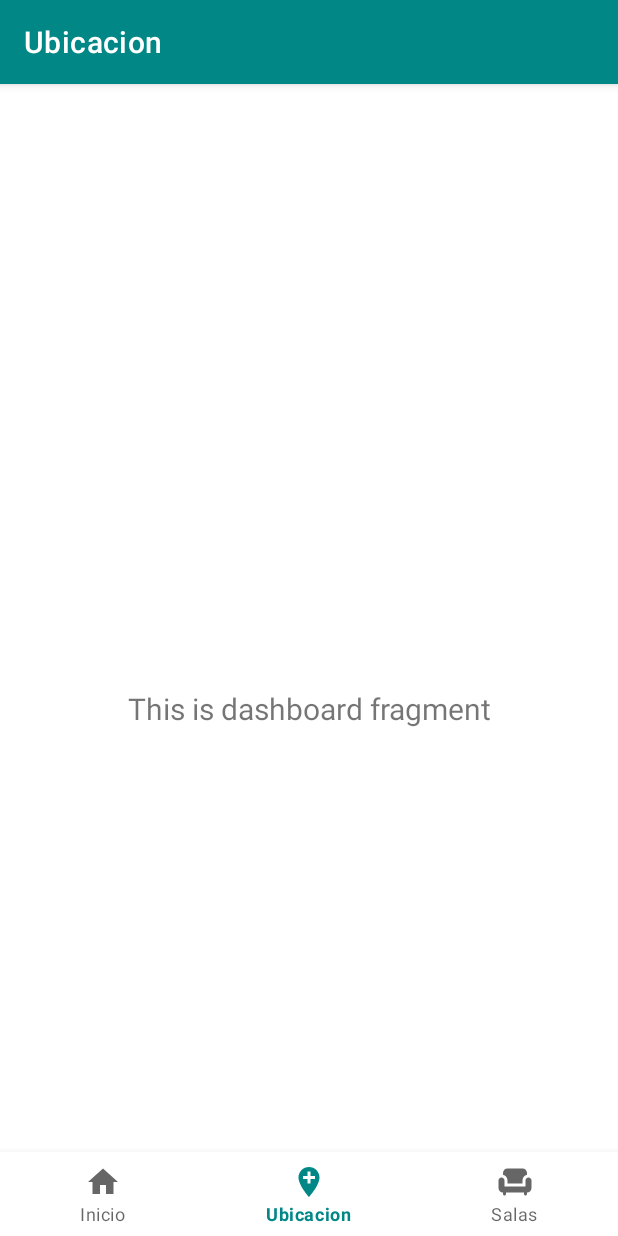
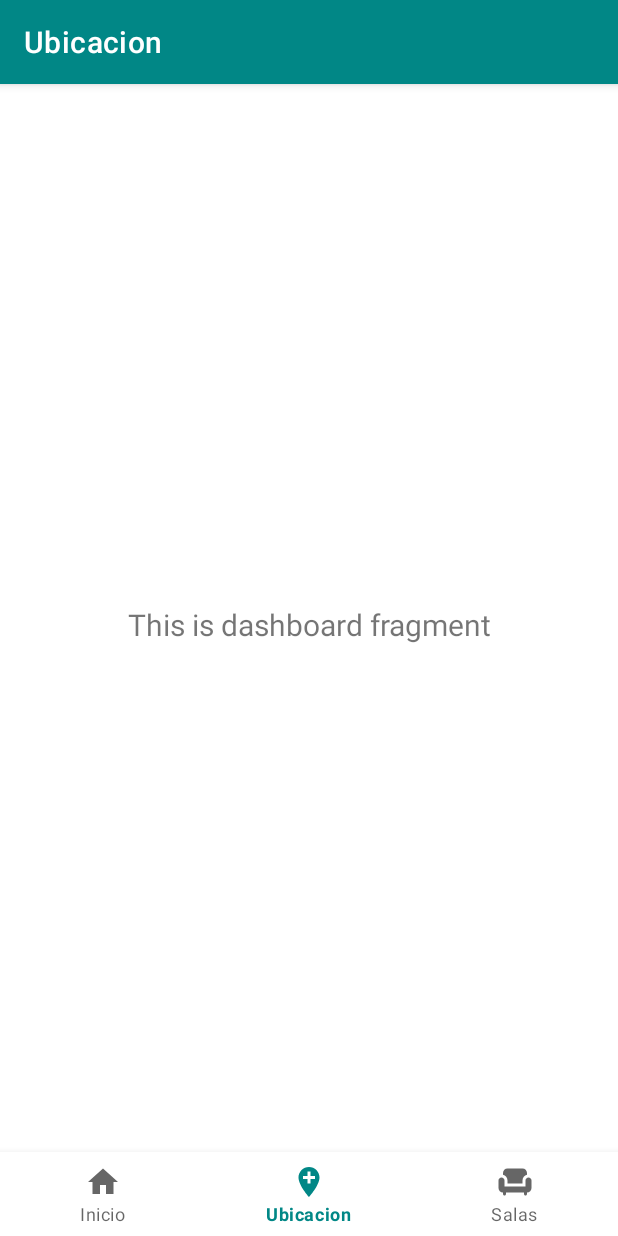
Before and after one commit to USMPDNBJ/TRIGAL, an Android app: the HomeFragment screen opened directly, with no data from a screen before it, item 2 of the bottom bar chosen, on a phone screen of 412 x 824 dp. Run offline under Robolectric (Android 15) with nearby library versions, the phone set to English and light mode, and no system bars; our stand-ins replace navigation-ui.

Commit message:
expandir fragments, imagen inicio_fondo

```diff
--- a/app/src/main/java/com/proyect/trigal/ui/home/HomeFragment.java
+++ b/app/src/main/java/com/proyect/trigal/ui/home/HomeFragment.java
@@ -23,9 +23,6 @@ public class HomeFragment extends Fragment {
 
         binding = FragmentHomeBinding.inflate(inflater, container, false);
         View root = binding.getRoot();
-
-        final TextView textView = binding.textHome;
-        homeViewModel.getText().observe(getViewLifecycleOwner(), textView::setText);
         return root;
     }
 
--- a/app/src/main/res/layout/activity_main.xml
+++ b/app/src/main/res/layout/activity_main.xml
@@ -1,17 +1,15 @@
 <?xml version="1.0" encoding="utf-8"?>
 <androidx.constraintlayout.widget.ConstraintLayout xmlns:android="http://schemas.android.com/apk/res/android"
     xmlns:app="http://schemas.android.com/apk/res-auto"
+    xmlns:tools="http://schemas.android.com/tools"
     android:id="@+id/container"
     android:layout_width="match_parent"
-    android:layout_height="match_parent"
-    android:paddingTop="?attr/actionBarSize">
+    android:layout_height="match_parent">
 
     <com.google.android.material.bottomnavigation.BottomNavigationView
         android:id="@+id/nav_view"
         android:layout_width="0dp"
         android:layout_height="wrap_content"
-        android:layout_marginStart="0dp"
-        android:layout_marginEnd="0dp"
         android:background="?android:attr/windowBackground"
         app:layout_constraintBottom_toBottomOf="parent"
         app:layout_constraintLeft_toLeftOf="parent"
@@ -21,8 +19,8 @@
     <fragment
         android:id="@+id/nav_host_fragment_activity_main"
         android:name="androidx.navigation.fragment.NavHostFragment"
-        android:layout_width="match_parent"
-        android:layout_height="match_parent"
+        android:layout_width="0dp"
+        android:layout_height="0dp"
         app:defaultNavHost="true"
         app:layout_constraintBottom_toTopOf="@id/nav_view"
         app:layout_constraintLeft_toLeftOf="parent"
```
Also changed, not shown: app/src/main/res/layout/fragment_home.xml (+16 -15 lines), app/src/main/res/drawable/inicio_fondo.png (added).
